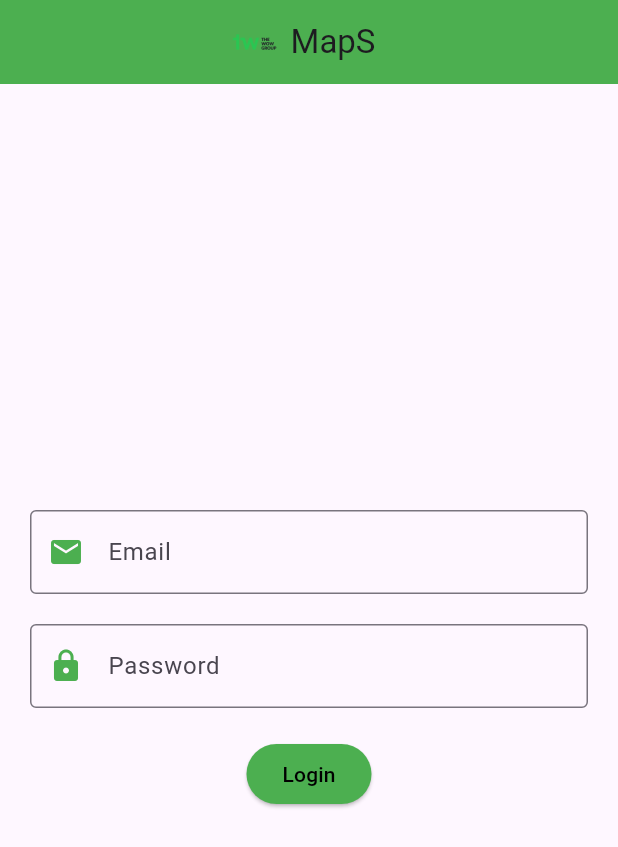
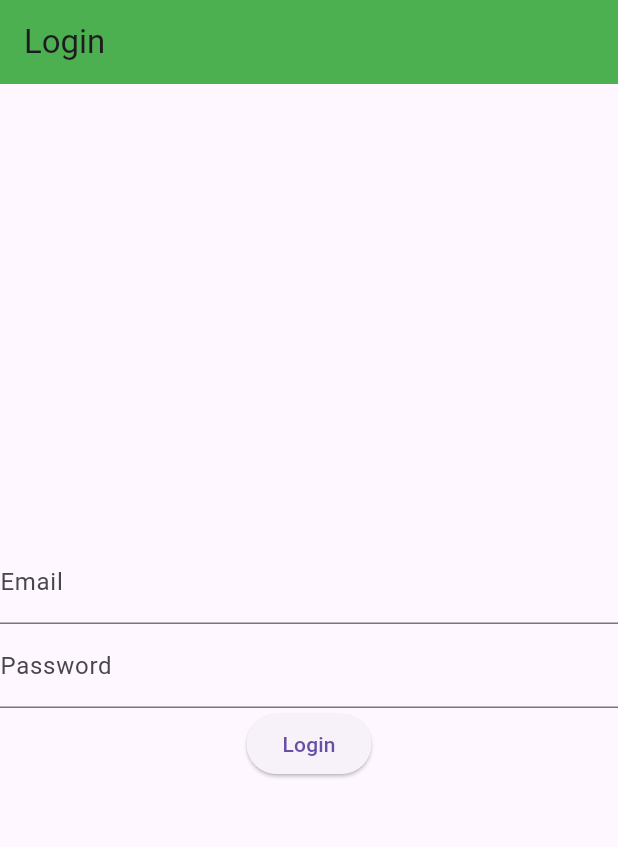
Before and after one commit to sheyls/MapS-flutter, a Flutter app: the screen it shows after launch, on a phone screen of 412 x 824 dp. Shown: the top 847 px of the screen. Run offline on Flutter 3.47's test engine with Material 3 defaults, Android fonts, the phone set to English and light mode, and no system bars; our stand-ins replace geolocator, google_maps_flutter.

Commit message:
Change url for allow local conection

```diff
--- a/lib/views/login_screen.dart
+++ b/lib/views/login_screen.dart
@@ -1,4 +1,6 @@
 import 'package:flutter/material.dart';
+import 'package:http/http.dart' as http;
+import 'dart:convert';
 
 class LoginScreen extends StatefulWidget {
   @override
@@ -9,66 +11,63 @@ class _LoginScreenState extends State<LoginScreen> {
   final TextEditingController _emailController = TextEditingController();
   final TextEditingController _passwordController = TextEditingController();
 
-  void _handleLogin() {
-    // Navigation or login logic goes here
-    print("Login attempt with email: ${_emailController.text}");
-    Navigator.of(context).pushReplacementNamed('/map');
+  Future<void> _handleLogin() async {
+    final url = Uri.parse('http://192.168.33.8:8001/api/login');
+
+    try {
+      final response = await http.post(
+        url,
+        body: json.encode({
+          'email': _emailController.text,
+          'password': _passwordController.text,
+        }),
+        headers: {'Content-Type': 'application/json'},
+      );
+
+      final responseData = json.decode(response.body);
+
+      if (response.statusCode == 200) {
+        if (responseData['status']) {
+          // Guardar el token y navegar a la siguiente pantalla
+          print('Login Success: ${responseData['token']}');
+          Navigator.of(context).pushReplacementNamed('/map');
+        } else {
+          // Mostrar mensaje de error
+          ScaffoldMessenger.of(context).showSnackBar(SnackBar(content: Text(responseData['message'])));
+        }
+      } else {
+        // Error de servidor o de red
+        ScaffoldMessenger.of(context).showSnackBar(SnackBar(content: Text('Login Failed: ${responseData['message']}')));
+      }
+    } catch (error) {
+      print('Error: $error');
+      ScaffoldMessenger.of(context).showSnackBar(SnackBar(content: Text('An error occurred')));
+    }
   }
-    //bool loginSuccess = await _checkCredentials(_emailController.text, _passwordController.text);
-    //if (loginSuccess) {
-    //  Navigator.of(context).pushReplacementNamed('/map');
-    //} else {
-    //  ScaffoldMessenger.of(context).showSnackBar(SnackBar(content: Text('Login Failed')));
-    //}
 
- @override
+  @override
   Widget build(BuildContext context) {
+    // El resto del código de tu widget no cambia
     return Scaffold(
       appBar: AppBar(
-        backgroundColor: Colors.green, // Set the background color
-        title: Row(
-          mainAxisAlignment: MainAxisAlignment.center,
-          children: <Widget>[
-            Image.asset(
-              'assets/images/logo.png', // Path to your image
-              fit: BoxFit.contain,
-              height: 32, // Set an appropriate size for the logo
-            ),
-            Container(
-              padding: const EdgeInsets.all(8.0),
-              child: Text('MapS'),
-            ),
-          ],
-        ),
+        backgroundColor: Colors.green,
+        title: Text('Login'),
       ),
-      body: Container(
-        padding: EdgeInsets.all(20.0),
+      body: Center(
         child: Column(
           mainAxisAlignment: MainAxisAlignment.center,
           children: <Widget>[
             TextField(
               controller: _emailController,
-              decoration: InputDecoration(
-                labelText: 'Email',
-                border: OutlineInputBorder(),
-                prefixIcon: Icon(Icons.email, color: Colors.green),
-              ),
-              keyboardType: TextInputType.emailAddress,
+              decoration: InputDecoration(labelText: 'Email'),
             ),
-            SizedBox(height: 20.0),
             TextField(
               controller: _passwordController,
-              decoration: InputDecoration(
-                labelText: 'Password',
-                border: OutlineInputBorder(),
-                prefixIcon: Icon(Icons.lock, color: Colors.green),
-              ),
               obscureText: true,
+              decoration: InputDecoration(labelText: 'Password'),
             ),
-            SizedBox(height: 20.0),
             ElevatedButton(
               onPressed: _handleLogin,
-              style: ElevatedButton.styleFrom(foregroundColor: Colors.black, backgroundColor: Colors.green), // Updated property
               child: Text('Login'),
             ),
           ],
```
Also changed, not shown: lib/views/map_screen.dart (+19 -14 lines).
